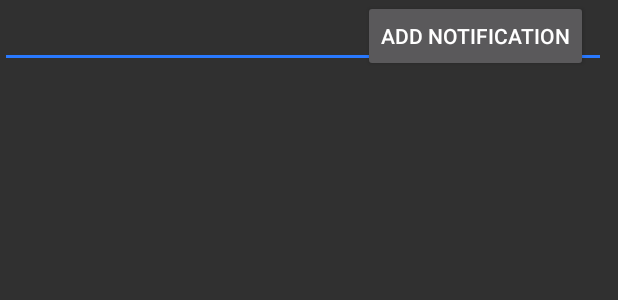
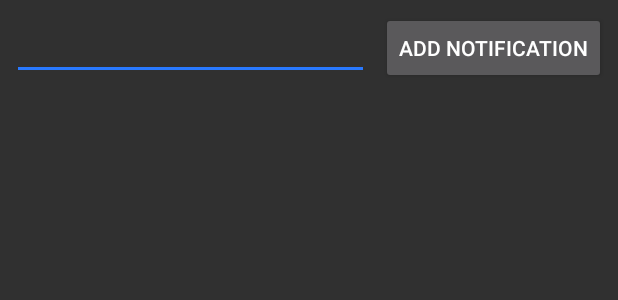
Before and after one commit to Derek-Martin/MotoTracker, an Android app: the layout fragment_notification.xml on its own in the app's theme, with its tools: preview values and no code run, on a phone screen of 412 x 824 dp. Shown: the top 300 px of the screen. Run offline under Robolectric (Android 15) with nearby library versions, the light colour scheme and no system bars.

Commit message:
Final presentation.

```diff
--- /dev/null
+++ b/app/src/main/java/martin/derek/mototracker/asd.java
@@ -0,0 +1,3 @@
+package martin.derek.mototracker;
+
+import java.util.Date;
--- a/app/src/main/res/layout/fragment_notification.xml
+++ b/app/src/main/res/layout/fragment_notification.xml
@@ -6,23 +6,26 @@
     android:layout_height="match_parent"
     tools:context=".NotificationFragment">
 
-    <!-- TODO: Update blank fragment layout -->
 
+    <LinearLayout
+        android:layout_width="match_parent"
+        android:layout_height="wrap_content">
+
+    <EditText
+        android:id="@+id/NotiEditText"
+        android:layout_width="wrap_content"
+        android:layout_height="wrap_content"
+        android:inputType="text"
+        android:layout_weight="2"
+        android:layout_margin="8dp"/>
     <Button
         android:id="@+id/NotiButton"
         android:layout_width="wrap_content"
         android:layout_height="wrap_content"
-        android:layout_margin="20dp"
         android:layout_marginEnd="8dp"
-        android:text="Add Notification"
-        app:layout_constraintEnd_toEndOf="parent" />
+        android:layout_marginTop="8dp"
+        android:text="Add Notification" />
 
-    <EditText
-        android:id="@+id/NotiEditText"
-        android:layout_width="match_parent"
-        android:layout_height="wrap_content"
-        android:layout_marginEnd="8dp"
-        android:inputType="text"
-        app:layout_constraintEnd_toStartOf="@+id/NotiButton" />
+    </LinearLayout>
 
 </android.support.constraint.ConstraintLayout>
--- a/build.gradle
+++ b/build.gradle
@@ -20,6 +20,7 @@ allprojects {
     repositories {
         google()
         jcenter()
+
     }
 }
 
```
Also changed, not shown: app/src/main/java/martin/derek/mototracker/AlarmReceiver.java (+16 -6 lines), app/src/main/java/martin/derek/mototracker/LocalData.java (deleted, +0 -80 lines), app/src/main/java/martin/derek/mototracker/NotificationFragment.java (+17 -10 lines), app/src/main/java/martin/derek/mototracker/NotificationScheduler.java (+83 -2 lines).
